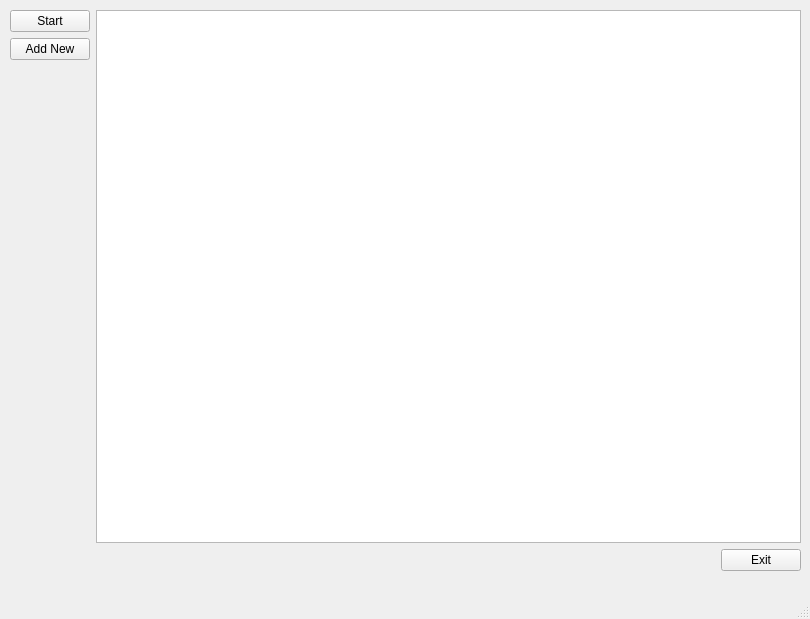
Above: src/gui/GUI/mainwindow.ui from kamerado/USB-Password-Manager before the change. Below: the same form after it.
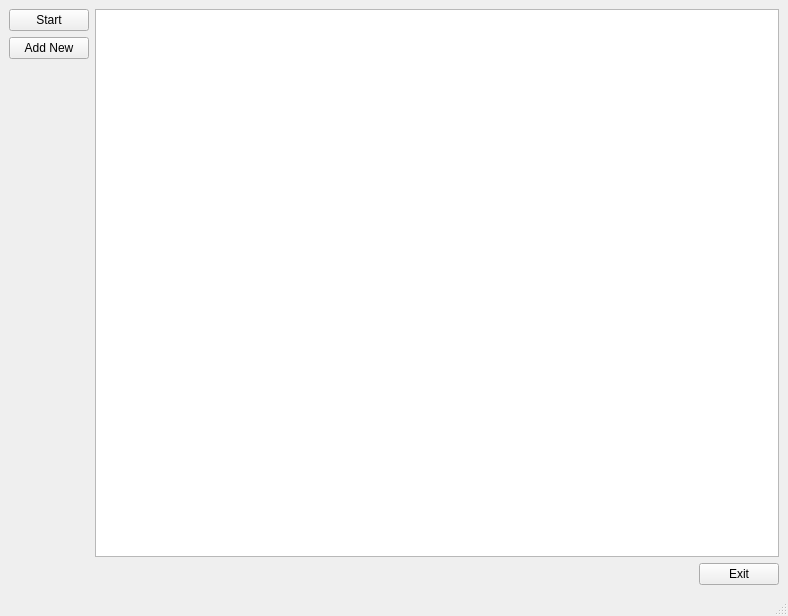
That is the form after the change.

```diff
--- a/src/gui/GUI/mainwindow.ui
+++ b/src/gui/GUI/mainwindow.ui
@@ -6,22 +6,25 @@
    <rect>
     <x>0</x>
     <y>0</y>
-    <width>810</width>
-    <height>619</height>
+    <width>788</width>
+    <height>616</height>
    </rect>
   </property>
+  <property name="sizePolicy">
+   <sizepolicy hsizetype="Expanding" vsizetype="Expanding">
+    <horstretch>0</horstretch>
+    <verstretch>0</verstretch>
+   </sizepolicy>
+  </property>
   <property name="windowTitle">
    <string>MainWindow</string>
   </property>
   <widget class="QWidget" name="centralwidget">
-   <widget class="QWidget" name="">
-    <property name="geometry">
-     <rect>
-      <x>10</x>
-      <y>10</y>
-      <width>791</width>
-      <height>561</height>
-     </rect>
+   <property name="sizePolicy">
+    <sizepolicy hsizetype="Expanding" vsizetype="Expanding">
+     <horstretch>100</horstretch>
+     <verstretch>0</verstretch>
+    </sizepolicy>
     </property>
     <layout class="QVBoxLayout" name="verticalLayout_3">
      <item>
@@ -32,6 +35,12 @@
           <layout class="QVBoxLayout" name="verticalLayout">
            <item>
             <widget class="QPushButton" name="StartButton">
+            <property name="sizePolicy">
+             <sizepolicy hsizetype="Fixed" vsizetype="Fixed">
+              <horstretch>0</horstretch>
+              <verstretch>0</verstretch>
+             </sizepolicy>
+            </property>
              <property name="text">
               <string>Start</string>
              </property>
@@ -42,6 +51,12 @@
            </item>
            <item>
             <widget class="QPushButton" name="AddNewButton">
+            <property name="sizePolicy">
+             <sizepolicy hsizetype="Fixed" vsizetype="Fixed">
+              <horstretch>0</horstretch>
+              <verstretch>0</verstretch>
+             </sizepolicy>
+            </property>
              <property name="text">
               <string>Add New</string>
              </property>
@@ -86,6 +101,12 @@
        </item>
        <item>
         <widget class="QPushButton" name="exitButton">
+        <property name="sizePolicy">
+         <sizepolicy hsizetype="Fixed" vsizetype="Fixed">
+          <horstretch>0</horstretch>
+          <verstretch>0</verstretch>
+         </sizepolicy>
+        </property>
          <property name="text">
           <string>Exit</string>
          </property>
@@ -95,13 +116,12 @@
      </item>
     </layout>
    </widget>
-  </widget>
   <widget class="QMenuBar" name="menubar">
    <property name="geometry">
     <rect>
      <x>0</x>
      <y>0</y>
-     <width>810</width>
+     <width>788</width>
      <height>22</height>
     </rect>
    </property>
```
Lines whose indentation alone changed are shown as unchanged.
